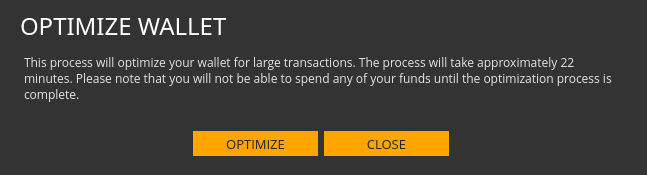
ConcealNetwork/conceal-desktop, file src/gui/ui/transactionconfirmation.ui: the form before one commit.
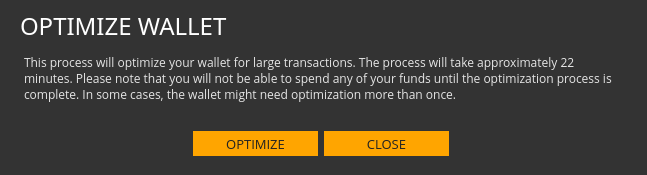
The form after the commit.

What changed in the file:
```diff
--- a/src/gui/ui/transactionconfirmation.ui
+++ b/src/gui/ui/transactionconfirmation.ui
@@ -73,7 +73,7 @@
 &lt;html&gt;&lt;head&gt;&lt;meta name=&quot;qrichtext&quot; content=&quot;1&quot; /&gt;&lt;style type=&quot;text/css&quot;&gt;
 p, li { white-space: pre-wrap; }
 &lt;/style&gt;&lt;/head&gt;&lt;body style=&quot; font-family:'Open Sans'; font-size:9pt; font-weight:400; font-style:normal;&quot;&gt;
-&lt;p style=&quot; margin-top:0px; margin-bottom:0px; margin-left:0px; margin-right:0px; -qt-block-indent:0; text-indent:0px;&quot;&gt;This process will optimize your wallet for large transactions. The process will take approximately 22 minutes. Please note that you will not be able to spend any of your funds until the optimization process is complete.&lt;/p&gt;&lt;/body&gt;&lt;/html&gt;</string>
+&lt;p style=&quot; margin-top:0px; margin-bottom:0px; margin-left:0px; margin-right:0px; -qt-block-indent:0; text-indent:0px;&quot;&gt;This process will optimize your wallet for large transactions. The process will take approximately 22 minutes. Please note that you will not be able to spend any of your funds until the optimization process is complete. In some cases, the wallet might need optimization more than once.&lt;/p&gt;&lt;/body&gt;&lt;/html&gt;</string>
     </property>
    </widget>
    <widget class="QWidget" name="layoutWidget_2">
```
